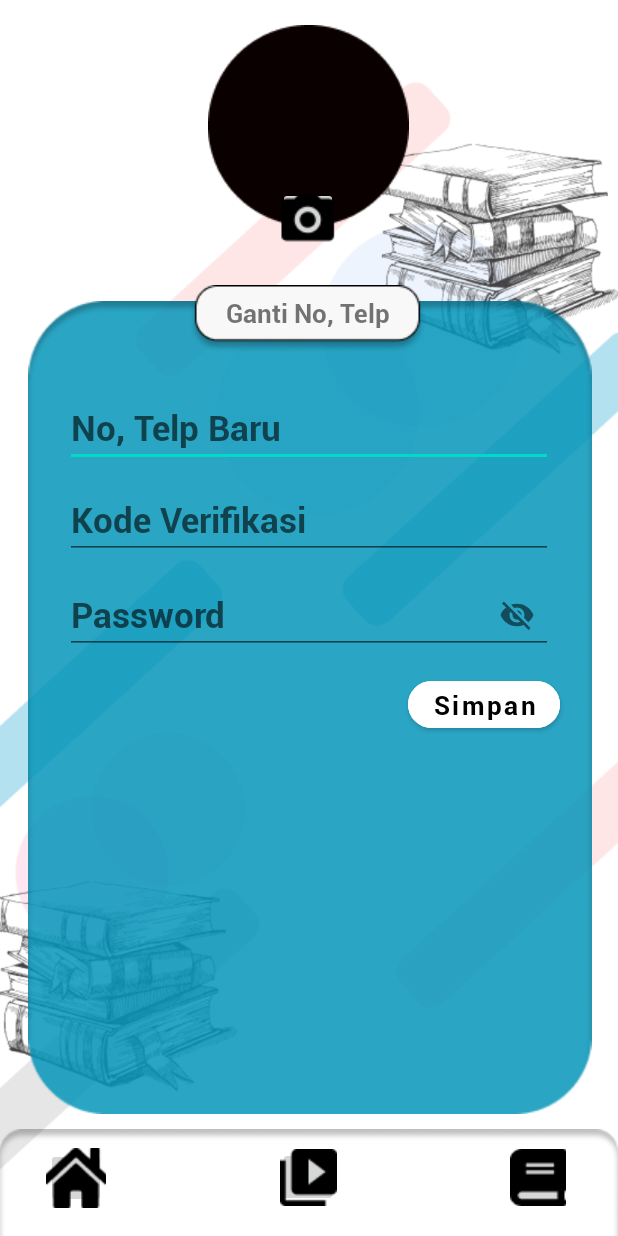
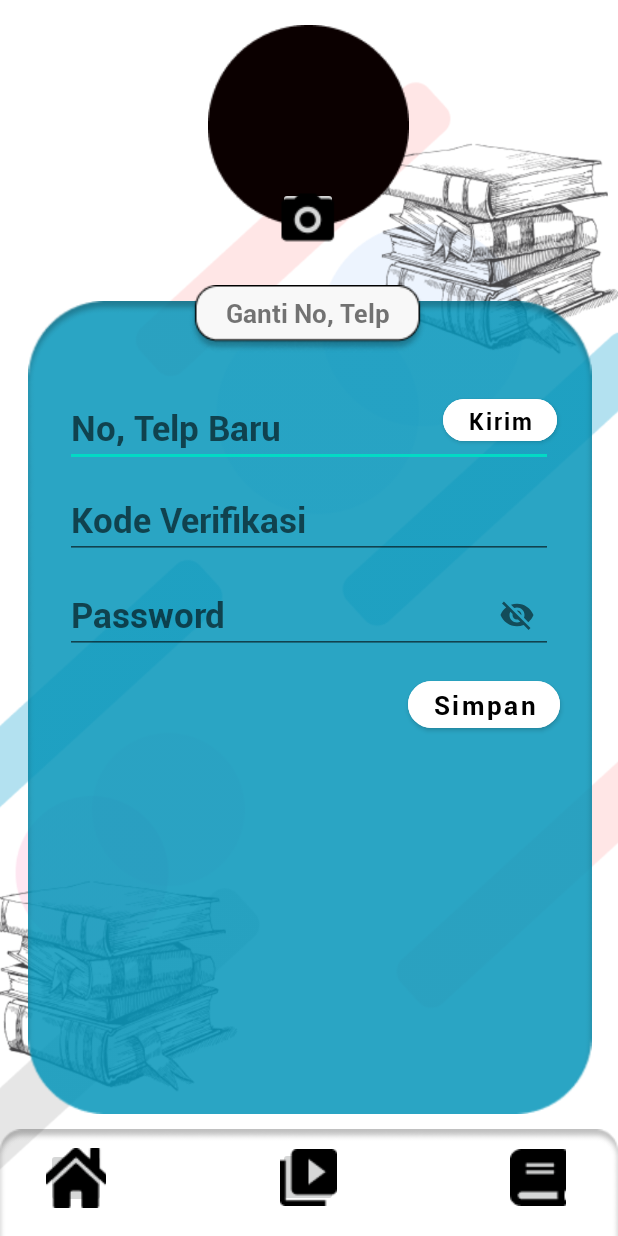
Before and after one commit to kevinmaulanan/stack-question, an Android app: the layout activity_gantinotelpon.xml on its own in the app's theme, with its tools: preview values and no code run, on a phone screen of 412 x 824 dp. Run offline under Robolectric (Android 15) with nearby library versions, the phone set to English and light mode, and no system bars.

Commit message:
Desi Punya

```diff
--- a/app/src/main/res/layout/activity_detailpengguna.xml
+++ b/app/src/main/res/layout/activity_detailpengguna.xml
@@ -316,6 +316,7 @@
         android:id="@+id/btnnama"
         android:layout_width="30dp"
         android:layout_height="30dp"
+        android:backgroundTint="#00FFFFFF"
         app:layout_constraintBottom_toBottomOf="parent"
         app:layout_constraintEnd_toEndOf="parent"
         app:layout_constraintHorizontal_bias="0.9"
@@ -329,6 +330,7 @@
         android:id="@+id/btnstatus"
         android:layout_width="30dp"
         android:layout_height="30dp"
+        android:backgroundTint="#00FFFFFF"
         app:layout_constraintBottom_toBottomOf="parent"
         app:layout_constraintEnd_toEndOf="parent"
         app:layout_constraintHorizontal_bias="0.9"
@@ -342,6 +344,7 @@
         android:id="@+id/notelp"
         android:layout_width="30dp"
         android:layout_height="30dp"
+        android:backgroundTint="#00FFFFFF"
         app:layout_constraintBottom_toBottomOf="parent"
         app:layout_constraintEnd_toEndOf="parent"
         app:layout_constraintHorizontal_bias="0.9"
@@ -355,6 +358,7 @@
         android:id="@+id/password"
         android:layout_width="30dp"
         android:layout_height="30dp"
+        android:backgroundTint="#00FFFFFF"
         app:layout_constraintBottom_toBottomOf="parent"
         app:layout_constraintEnd_toEndOf="parent"
         app:layout_constraintHorizontal_bias="0.898"
--- a/app/src/main/res/layout/activity_gantinotelpon.xml
+++ b/app/src/main/res/layout/activity_gantinotelpon.xml
@@ -227,7 +227,27 @@
         app:layout_constraintHorizontal_bias="0.876"
         app:layout_constraintStart_toStartOf="parent"
         app:layout_constraintTop_toTopOf="parent"
-        app:layout_constraintVertical_bias="0.574" />
+        app:layout_constraintVertical_bias="0.574"
+        tools:ignore="TouchTargetSizeCheck" />
+
+    <Button
+        android:id="@+id/buttonkirim"
+        android:layout_width="76dp"
+        android:layout_height="40dp"
+        android:backgroundTint="@color/white"
+        android:fontFamily="@font/roboto_bold"
+        android:text="Kirim"
+        android:textAllCaps="false"
+        android:textColor="@color/black"
+        android:textSize="15dp"
+        app:cornerRadius="100dp"
+        app:layout_constraintBottom_toBottomOf="parent"
+        app:layout_constraintEnd_toEndOf="parent"
+        app:layout_constraintHorizontal_bias="0.878"
+        app:layout_constraintStart_toStartOf="parent"
+        app:layout_constraintTop_toTopOf="parent"
+        app:layout_constraintVertical_bias="0.332"
+        tools:ignore="TouchTargetSizeCheck" />
 
 
 </androidx.constraintlayout.widget.ConstraintLayout>
--- a/app/src/main/res/layout/activity_gantipassword.xml
+++ b/app/src/main/res/layout/activity_gantipassword.xml
@@ -227,6 +227,7 @@
         app:layout_constraintHorizontal_bias="0.876"
         app:layout_constraintStart_toStartOf="parent"
         app:layout_constraintTop_toTopOf="parent"
-        app:layout_constraintVertical_bias="0.574" />
+        app:layout_constraintVertical_bias="0.574"
+        tools:ignore="TouchTargetSizeCheck" />
 
 </androidx.constraintlayout.widget.ConstraintLayout>
```
Also changed, not shown: app/src/main/res/layout/activity_pengaturan.xml (+11 -6 lines). Lines whose indentation alone changed are shown as unchanged.
